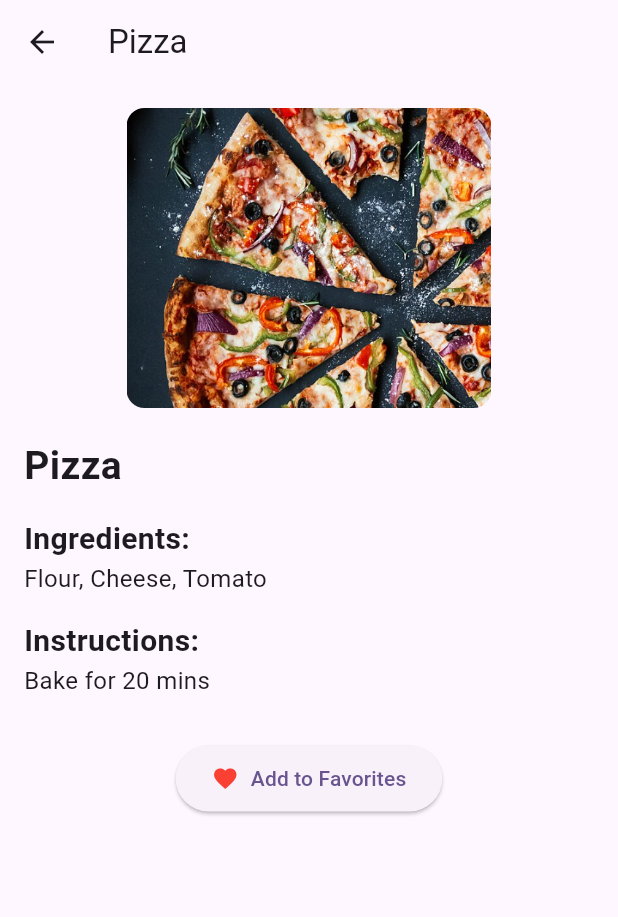
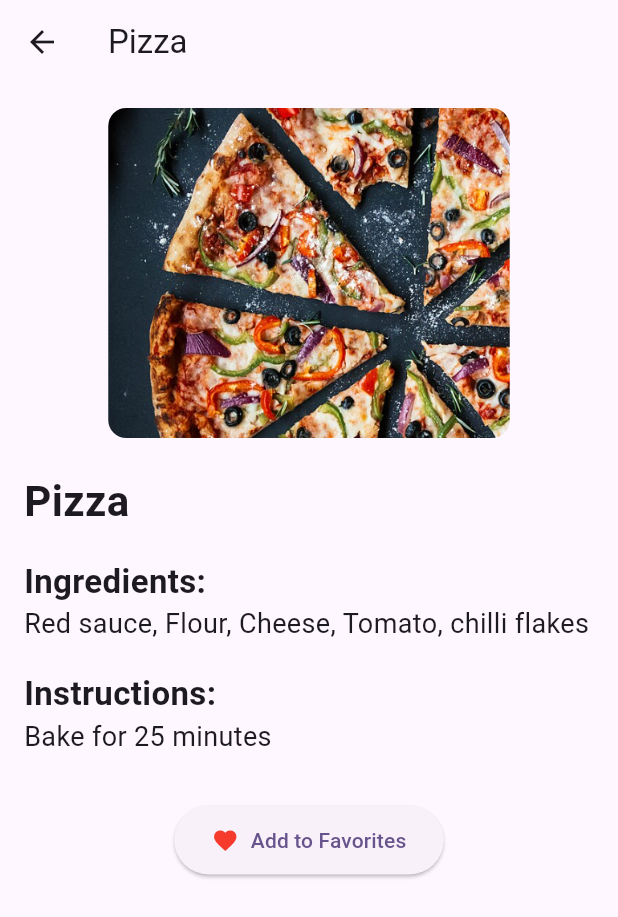
Before and after one commit to thiruna31/recipebook_app, a Flutter app: the screen it shows after launch, after a tap on "Pizza", on a phone screen of 412 x 824 dp. Shown: the top 917 px of the screen. Run offline on Flutter 3.47's test engine with Material 3 defaults, Android fonts, the phone set to English and light mode, and no system bars.

Commit message:
content enhancing

```diff
--- a/lib/deatail_screen.dart
+++ b/lib/deatail_screen.dart
@@ -22,29 +22,29 @@ class DetailsScreen extends StatelessWidget {
                 borderRadius: BorderRadius.circular(12),
                 child: Image.asset(
                   recipe['image']!,
-                  height: 200,
+                  height: 220,
                   fit: BoxFit.cover,
                 ),
               ),
             ),
-            const SizedBox(height: 20),
+            const SizedBox(height: 22),
             Text(
               recipe['name']!,
-              style: const TextStyle(fontSize: 26, fontWeight: FontWeight.bold),
+              style: const TextStyle(fontSize: 28, fontWeight: FontWeight.bold),
             ),
-            const SizedBox(height: 16),
+            const SizedBox(height: 18),
             const Text(
               "Ingredients:",
-              style: TextStyle(fontSize: 20, fontWeight: FontWeight.w600),
+              style: TextStyle(fontSize: 22, fontWeight: FontWeight.w600),
             ),
-            Text(recipe['ingredients']!, style: const TextStyle(fontSize: 16)),
-            const SizedBox(height: 16),
+            Text(recipe['ingredients']!, style: const TextStyle(fontSize: 18)),
+            const SizedBox(height: 18),
             const Text(
               "Instructions:",
-              style: TextStyle(fontSize: 20, fontWeight: FontWeight.w600),
+              style: TextStyle(fontSize: 22, fontWeight: FontWeight.w600),
             ),
-            Text(recipe['instructions']!, style: const TextStyle(fontSize: 16)),
-            const SizedBox(height: 30),
+            Text(recipe['instructions']!, style: const TextStyle(fontSize: 18)),
+            const SizedBox(height: 32),
             Center(
               child: ElevatedButton.icon(
                 onPressed: () {
@@ -57,11 +57,11 @@ class DetailsScreen extends StatelessWidget {
                     ),
                   );
                 },
-                icon: const Icon(Icons.favorite, color: Color.fromARGB(255, 249, 64, 51)),
+                icon: const Icon(Icons.favorite, color: Color.fromARGB(255, 246, 58, 44)),
                 label: const Text("Add to Favorites"),
                 style: ElevatedButton.styleFrom(
                   padding: const EdgeInsets.symmetric(
-                      horizontal: 24, vertical: 12),
+                      horizontal: 25, vertical: 13),
                 ),
               ),
             ),
--- a/lib/favorites_screen.dart
+++ b/lib/favorites_screen.dart
@@ -16,12 +16,12 @@ class FavoritesScreen extends StatelessWidget {
               itemBuilder: (context, index) {
                 final recipe = favorites[index];
                 return Card(
-                  margin: EdgeInsets.symmetric(horizontal: 12, vertical: 6),
+                  margin: EdgeInsets.symmetric(horizontal: 13, vertical: 7),
                   child: ListTile(
                     leading: Image.asset(
                       recipe['image']!,
-                      width: 50,
-                      height: 50,
+                      width: 52,
+                      height: 52,
                       fit: BoxFit.cover,
                     ),
                     title: Text(recipe['name']!),
--- a/lib/home_screen.dart
+++ b/lib/home_screen.dart
@@ -4,20 +4,20 @@ class HomeScreen extends StatelessWidget {
   final List<Map<String, String>> recipes = [
     {
       'name': 'Pizza',
-      'ingredients': 'Flour, Cheese, Tomato',
-      'instructions': 'Bake for 20 mins',
+      'ingredients': 'Red sauce, Flour, Cheese, Tomato, chilli flakes',
+      'instructions': 'Bake for 25 minutes',
       'image': 'assets/images/pizza.png',
     },
     {
       'name': 'Pasta',
-      'ingredients': 'Pasta, Sauce, Cheese',
-      'instructions': 'Boil and mix',
+      'ingredients': 'vegetables, Pasta, Sauce, Cheese',
+      'instructions': 'Boil properly served within 15 minutes',
       'image': 'assets/images/pasta.png',
     },
     {
       'name': 'Cake',
-      'ingredients': 'Flour, Sugar, Eggs',
-      'instructions': 'Bake for 30 mins',
+      'ingredients': 'Flour, Sugar, Eggs, creams, flavors',
+      'instructions': 'Bake for 35 minutes',
       'image': 'assets/images/cake.png',
     },
   ];
--- a/lib/main.dart
+++ b/lib/main.dart
@@ -28,7 +28,7 @@ class _MyAppState extends State<MyApp> {
     return MaterialApp(
       title: 'Recipe Book',
       theme: ThemeData(
-        colorScheme: ColorScheme.fromSeed(seedColor: Colors.deepPurple),
+        colorScheme: ColorScheme.fromSeed(seedColor: const Color.fromARGB(255, 104, 55, 187)),
       ),
       home: HomeScreen(),
       routes: {
```
